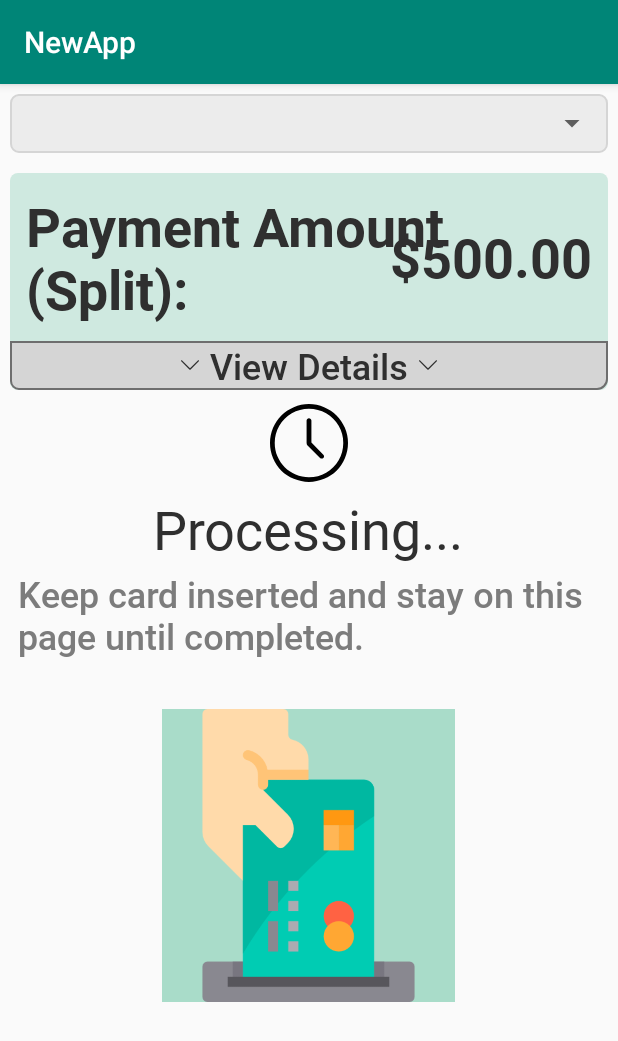
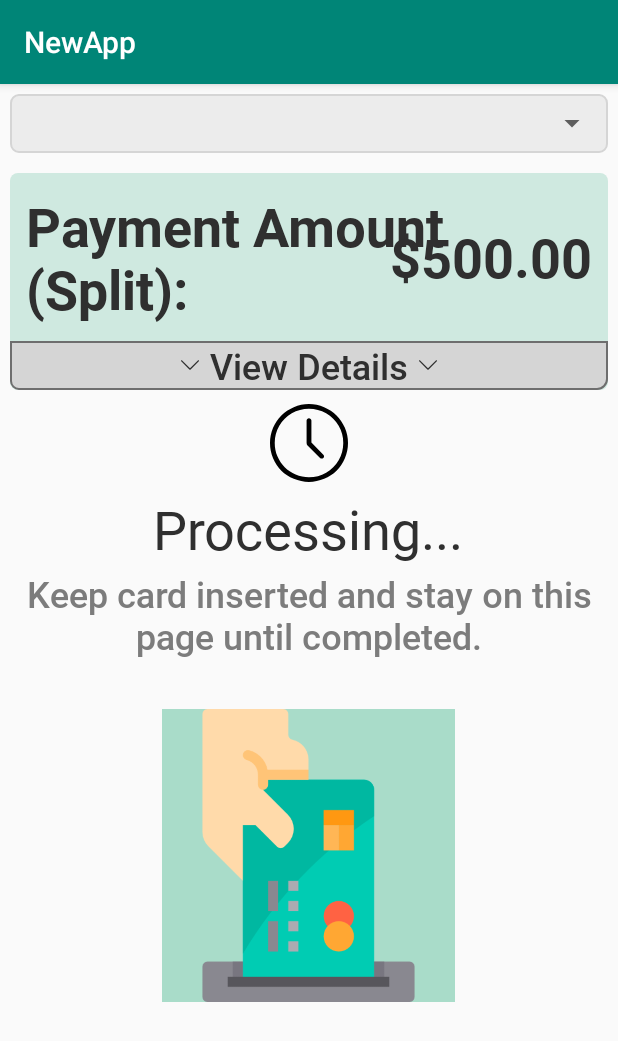
Before and after one commit to GondaSridhar007/NewPaymentApp, an Android app: the fragment SplitPaymentFragment placed in its activity, on a phone screen of 412 x 824 dp. Shown: the top 1041 px of the screen. Run offline under Robolectric (Android 15) with nearby library versions, the phone set to English and light mode, and no system bars; our stand-ins replace sdp/ssp sizes.

Commit message:
Changes are done

```diff
--- a/app/src/main/res/layout/fragment_payment_insert_card.xml
+++ b/app/src/main/res/layout/fragment_payment_insert_card.xml
@@ -584,11 +584,13 @@
         <TextView
             android:layout_width="wrap_content"
             android:layout_height="wrap_content"
+            android:layout_gravity="center"
             android:layout_marginStart="@dimen/_2ssp"
             android:layout_marginTop="@dimen/_2ssp"
             android:layout_marginEnd="@dimen/_2ssp"
             android:layout_marginBottom="@dimen/_20sdp"
             android:fontFamily="@font/roboto_medium"
+            android:gravity="center"
             android:text="Keep card inserted and stay on this page until completed."
             android:textColor="#7C7C7C"
             android:textSize="24dp" />
--- a/app/src/main/res/layout/fragment_split_payment.xml
+++ b/app/src/main/res/layout/fragment_split_payment.xml
@@ -430,8 +430,7 @@
         android:layout_height="wrap_content"
         android:layout_margin="@dimen/_5sdp"
         android:gravity="center_horizontal"
-        android:orientation="vertical"
-        android:visibility="gone">
+        android:orientation="vertical">
 
         <LinearLayout
             android:layout_width="wrap_content"
@@ -446,7 +445,7 @@
                 android:fontFamily="@font/roboto_medium"
                 android:text="Card Reader is Ready"
                 android:textColor="@color/colorMainTxt"
-                android:textSize="@dimen/_10sdp" />
+                android:textSize="20dp" />
 
             <ImageView
                 android:layout_width="@dimen/_10sdp"
@@ -460,10 +459,10 @@
             android:layout_width="wrap_content"
             android:layout_height="wrap_content"
             android:layout_margin="@dimen/_5sdp"
-            android:fontFamily="@font/roboto_bold"
+            android:fontFamily="@font/roboto_regular"
             android:text="Please insert card"
             android:textColor="#2F2F2F"
-            android:textSize="@dimen/_15sdp" />
+            android:textSize="36dp" />
 
         <LinearLayout
             android:layout_width="wrap_content"
@@ -542,7 +541,7 @@
                 android:text="Pay Cash"
                 android:textAllCaps="false"
                 android:textColor="#FDFDFD"
-                android:textSize="@dimen/_10sdp" />
+                android:textSize="26dp" />
 
             <Button
                 android:id="@+id/butSplitChange"
@@ -555,7 +554,7 @@
                 android:text="Change Split"
                 android:textAllCaps="false"
                 android:textColor="#FDFDFD"
-                android:textSize="@dimen/_10sdp" />
+                android:textSize="26dp" />
         </LinearLayout>
     </LinearLayout>
 
@@ -590,6 +589,7 @@
             android:layout_marginEnd="@dimen/_2ssp"
             android:layout_marginBottom="@dimen/_20sdp"
             android:fontFamily="@font/roboto_medium"
+            android:gravity="center"
             android:text="Keep card inserted and stay on this page until completed."
             android:textColor="#7C7C7C"
             android:textSize="24dp" />
```
